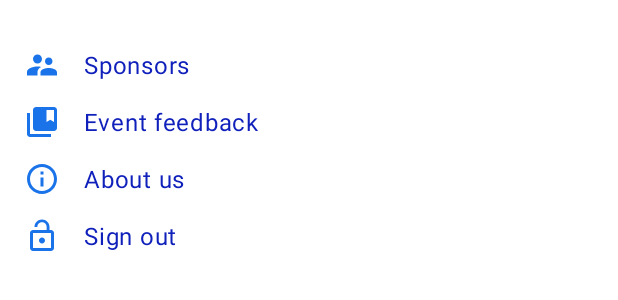
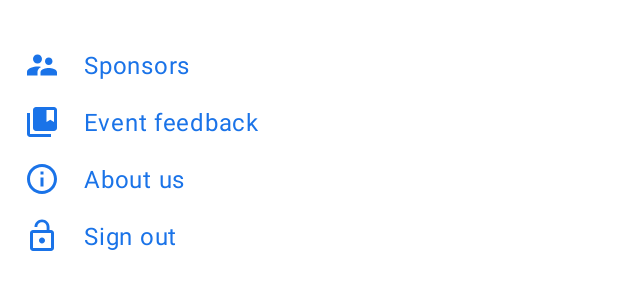
Before and after one commit to segunfrancis/GDG-DevFest-PH, an Android app: the layout fragment_bottom_sheet.xml on its own in the app's theme, with its tools: preview values and no code run, on a phone screen of 412 x 824 dp. Shown: the top 300 px of the screen. Run offline under Robolectric (Android 15) with nearby library versions, the phone set to English and light mode, and no system bars.

Commit message:
GDG-PH: implementation: color refactor

```diff
--- a/app/src/main/res/animator/scale_animation.xml
+++ b/app/src/main/res/animator/scale_animation.xml
@@ -2,7 +2,7 @@
 <set xmlns:android="http://schemas.android.com/apk/res/android"
     android:ordering="together">
     <objectAnimator
-        android:duration="2000"
+        android:duration="1500"
         android:propertyName="scaleX"
         android:repeatCount="5"
         android:repeatMode="reverse"
@@ -11,11 +11,11 @@
         android:valueType="floatType" />
 
     <objectAnimator
-        android:duration="2000"
+        android:duration="1500"
         android:propertyName="scaleY"
         android:repeatCount="5"
         android:repeatMode="reverse"
         android:valueFrom="0.9"
-        android:valueTo="1.4"
+        android:valueTo="1.3"
         android:valueType="floatType" />
 </set>
--- a/app/src/main/res/layout/fragment_bottom_sheet.xml
+++ b/app/src/main/res/layout/fragment_bottom_sheet.xml
@@ -52,7 +52,7 @@
         android:layout_marginTop="16dp"
         android:layout_marginEnd="16dp"
         android:text="Sponsors"
-        android:textColor="#1020BB"
+        android:textColor="@color/colorPrimary"
         android:textAppearance="@style/TextAppearance.MaterialComponents.Body1"
         app:layout_constraintEnd_toEndOf="parent"
         app:layout_constraintStart_toEndOf="@+id/imageView"
@@ -66,7 +66,7 @@
         android:layout_marginTop="16dp"
         android:layout_marginEnd="16dp"
         android:text="Event feedback"
-        android:textColor="#1020BB"
+        android:textColor="@color/colorPrimary"
         android:textAppearance="@style/TextAppearance.MaterialComponents.Body1"
         app:layout_constraintEnd_toEndOf="parent"
         app:layout_constraintStart_toEndOf="@+id/imageView2"
@@ -80,7 +80,7 @@
         android:layout_marginTop="16dp"
         android:layout_marginEnd="16dp"
         android:text="About us"
-        android:textColor="#1020BB"
+        android:textColor="@color/colorPrimary"
         android:textAppearance="@style/TextAppearance.MaterialComponents.Body1"
         app:layout_constraintEnd_toEndOf="parent"
         app:layout_constraintStart_toEndOf="@+id/imageView3"
@@ -94,7 +94,7 @@
         android:layout_marginTop="16dp"
         android:layout_marginEnd="16dp"
         android:text="Sign out"
-        android:textColor="#1020BB"
+        android:textColor="@color/colorPrimary"
         android:textAppearance="@style/TextAppearance.MaterialComponents.Body1"
         app:layout_constraintEnd_toEndOf="parent"
         app:layout_constraintHorizontal_bias="0.5"
```
